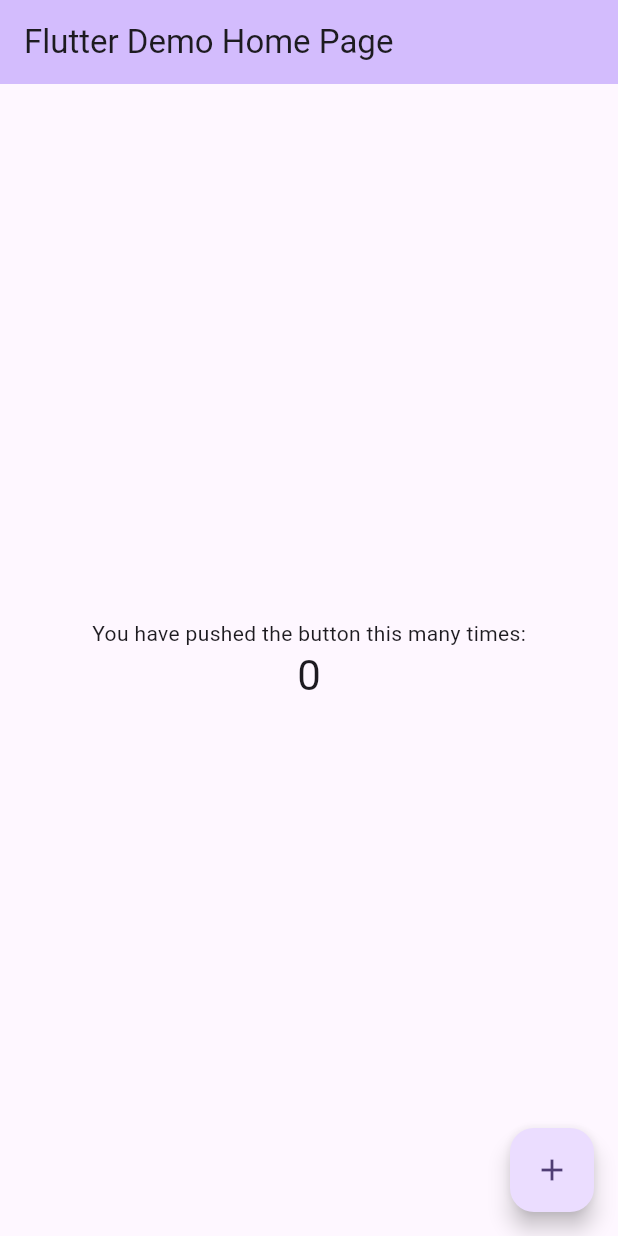
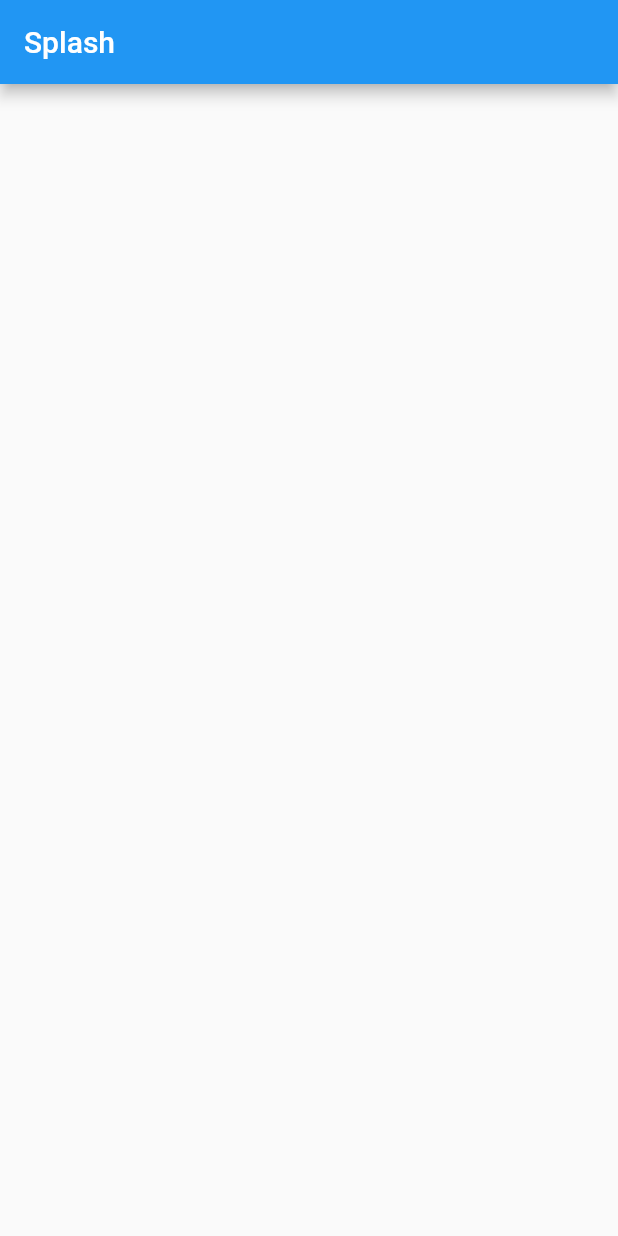
Before and after one commit to pollyyana/barbershop, a Flutter app: the screen it shows after launch, on a phone screen of 412 x 824 dp. Run offline on Flutter 3.47's test engine with Material 2 defaults, Android fonts, the phone set to English and light mode, and no system bars; our stand-ins replace flutter_riverpod.

```diff
--- a/barbershop/lib/main.dart
+++ b/barbershop/lib/main.dart
@@ -1,60 +1,6 @@
+import 'package:barbershop/src/barbershop_app.dart';
 import 'package:flutter/material.dart';
+import 'package:flutter_riverpod/flutter_riverpod.dart';
 void main() {
-  runApp(const MyApp());
+  runApp(const ProviderScope(child: BarbershopApp()));
 }
-class MyApp extends StatelessWidget {
-  const MyApp({super.key});
-  @override
-  Widget build(BuildContext context) {
-    return MaterialApp(
-      title: 'Flutter Demo',
-      theme: ThemeData(
-        colorScheme: ColorScheme.fromSeed(seedColor: Colors.deepPurple),
-        useMaterial3: true,
-      ),
-      home: const MyHomePage(title: 'Flutter Demo Home Page'),
-    );
-  }
-}
-class MyHomePage extends StatefulWidget {
-  const MyHomePage({super.key, required this.title});
-  final String title;
-  @override
-  State<MyHomePage> createState() => _MyHomePageState();
-}
-class _MyHomePageState extends State<MyHomePage> {
-  int _counter = 0;
-  void _incrementCounter() {
-    setState(() {
-      _counter++;
-    });
-  }
-  @override
-  Widget build(BuildContext context) {
-    return Scaffold(
-      appBar: AppBar(
-        backgroundColor: Theme.of(context).colorScheme.inversePrimary,
-        title: Text(widget.title),
-      ),
-      body: Center(
-        child: Column(
-          mainAxisAlignment: MainAxisAlignment.center,
-          children: <Widget>[
-            const Text(
-              'You have pushed the button this many times:',
-            ),
-            Text(
-              '$_counter',
-              style: Theme.of(context).textTheme.headlineMedium,
-            ),
-          ],
-        ),
-      ),
-      floatingActionButton: FloatingActionButton(
-        onPressed: _incrementCounter,
-        tooltip: 'Increment',
-        child: const Icon(Icons.add),
-      ),
-    );
-  }
-}
--- /dev/null
+++ b/barbershop/lib/src/barbershop_app.dart
@@ -0,0 +1,15 @@
+import 'package:flutter/material.dart';
+
+import 'features/splash/splash_page.dart';
+
+class BarbershopApp extends StatelessWidget {
+  const BarbershopApp({super.key});
+
+  @override
+  Widget build(BuildContext context) {
+    return MaterialApp(
+      title: 'DW Barbershop',
+      routes: {'/': (_) => const SplashPage()},
+    );
+  }
+}
--- /dev/null
+++ b/barbershop/lib/src/features/splash/splash_page.dart
@@ -0,0 +1,14 @@
+import 'package:flutter/material.dart';
+
+class SplashPage extends StatelessWidget {
+
+  const SplashPage({ super.key });
+
+   @override
+   Widget build(BuildContext context) {
+       return Scaffold(
+           appBar: AppBar(title: const Text('Splash'),),
+           body: Container(),
+       );
+  }
+}
--- a/barbershop/pubspec.yaml
+++ b/barbershop/pubspec.yaml
@@ -35,6 +35,8 @@ dependencies:
   # The following adds the Cupertino Icons font to your application.
   # Use with the CupertinoIcons class for iOS style icons.
   cupertino_icons: ^1.0.2
+  flutter_riverpod: ^2.3.6
+  riverpod_annotation: ^2.1.1
 
 dev_dependencies:
   flutter_test:
@@ -46,6 +48,10 @@ dev_dependencies:
   # package. See that file for information about deactivating specific lint
   # rules and activating additional ones.
   flutter_lints: ^2.0.0
+  custom_lint: ^0.5.1
+  riverpod_lint: ^2.0.0
+  riverpod_generator: ^2.2.5
+  build_runner: ^2.4.6
 
 # For information on the generic Dart part of this file, see the
 # following page: https://dart.dev/tools/pub/pubspec
```
Also changed, not shown: barbershop/pubspec.lock, 1 other file.
